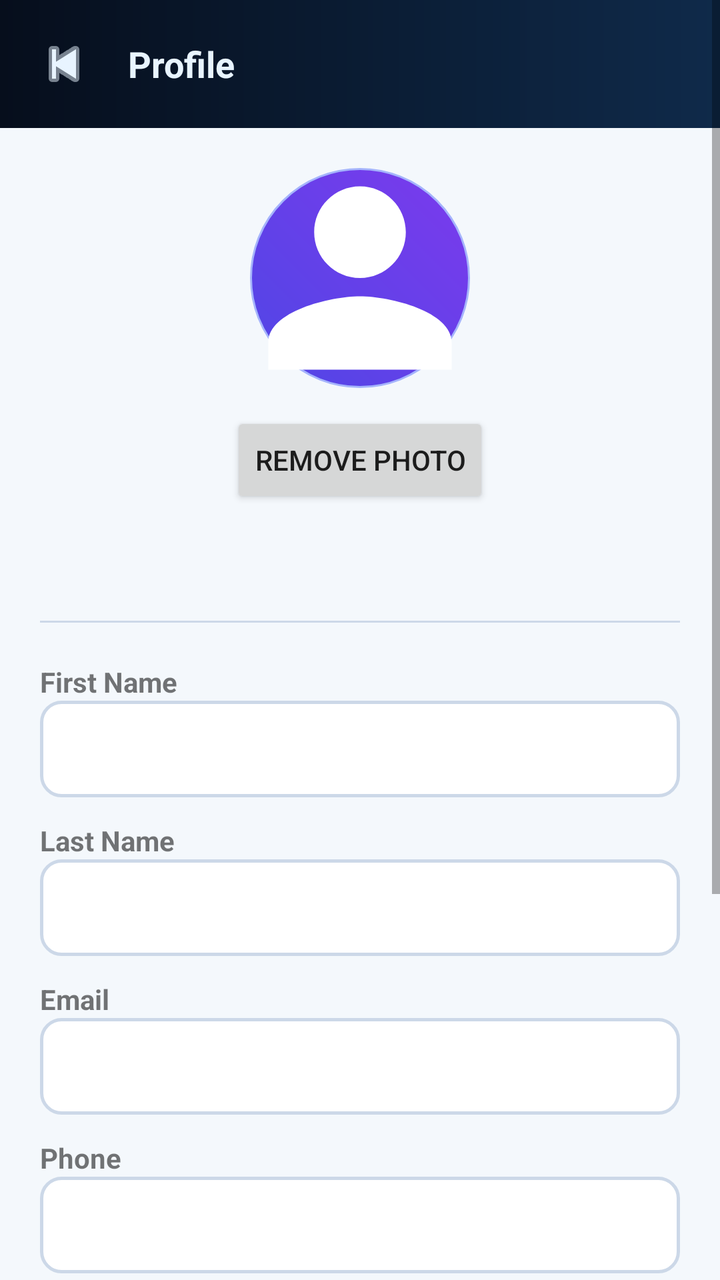
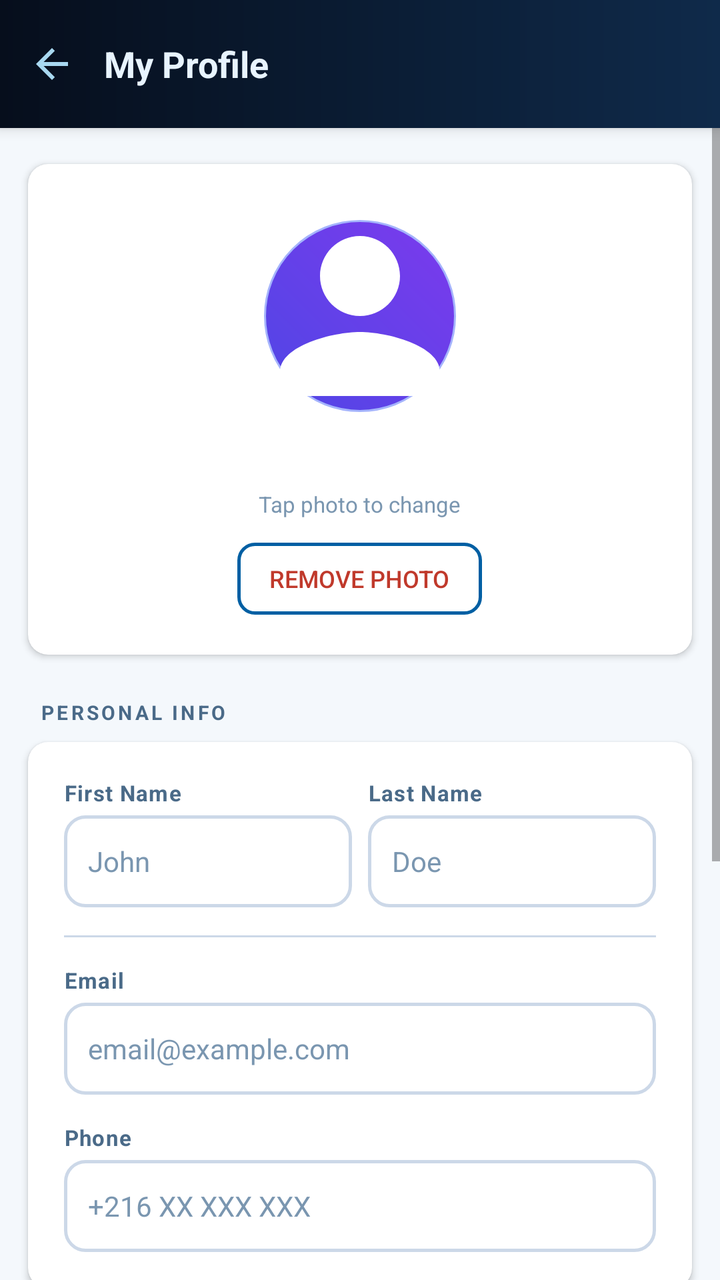

Two renders of the same Android screen: before a commit and after it. Below are the layout's source before the change and the commit's diff.
<!-- AndroidManifest.xml: application theme Theme.NetOps -->
<!-- res/layout/activity_profile.xml -->
<?xml version="1.0" encoding="utf-8"?>
<ScrollView xmlns:android="http://schemas.android.com/apk/res/android"
    android:layout_width="match_parent"
    android:layout_height="match_parent"
    android:background="@color/background">

    <LinearLayout
        android:layout_width="match_parent"
        android:layout_height="wrap_content"
        android:orientation="vertical">

        

        <LinearLayout
            android:layout_width="match_parent"
            android:layout_height="64dp"
            android:orientation="horizontal"
            android:gravity="center_vertical"
            android:background="@drawable/topbar_bg"
            android:paddingHorizontal="12dp">

            <ImageButton
                android:id="@+id/btnBack"
                android:layout_width="40dp"
                android:layout_height="40dp"
                android:background="?attr/selectableItemBackgroundBorderless"
                android:src="@android:drawable/ic_media_previous"
                android:tint="@color/text_on_dark"/>

            <TextView
                android:layout_width="wrap_content"
                android:layout_height="wrap_content"
                android:text="Profile"
                android:textColor="@color/text_on_dark"
                android:textSize="18sp"
                android:textStyle="bold"
                android:layout_marginStart="12dp"/>
        </LinearLayout>

        

        <LinearLayout
            android:layout_width="match_parent"
            android:layout_height="wrap_content"
            android:orientation="vertical"
            android:padding="20dp">

            <ImageView
                android:id="@+id/ivAvatar"
                android:layout_width="110dp"
                android:layout_height="110dp"
                android:layout_gravity="center"
                android:src="@drawable/ic_profile"
                android:scaleType="centerCrop"
                android:background="@drawable/avatar_bg"/>

            <Button
                android:id="@+id/btnDeleteAvatar"
                android:layout_width="wrap_content"
                android:layout_height="wrap_content"
                android:text="Remove Photo"
                android:layout_gravity="center"
                android:layout_marginTop="12dp"/>

            <TextView
                android:id="@+id/tvUsername"
                android:layout_width="wrap_content"
                android:layout_height="wrap_content"
                android:textStyle="bold"
                android:textSize="18sp"
                android:textColor="@color/text_primary"
                android:layout_gravity="center"
                android:layout_marginTop="12dp"/>

            <View
                android:layout_width="match_parent"
                android:layout_height="1dp"
                android:layout_marginVertical="20dp"
                android:background="@color/border"/>

            

            <TextView
                android:text="First Name"
                android:textStyle="bold"
                android:layout_width="wrap_content"
                android:layout_height="wrap_content"/>

            <EditText
                android:id="@+id/etFirstname"
                android:layout_width="match_parent"
                android:layout_height="wrap_content"
                android:background="@drawable/input_bg"
                android:padding="12dp"/>

            

            <TextView
                android:text="Last Name"
                android:textStyle="bold"
                android:layout_marginTop="12dp"
                android:layout_width="wrap_content"
                android:layout_height="wrap_content"/>

            <EditText
                android:id="@+id/etLastname"
                android:layout_width="match_parent"
                android:layout_height="wrap_content"
                android:background="@drawable/input_bg"
                android:padding="12dp"/>

            

            <TextView
                android:text="Email"
                android:textStyle="bold"
                android:layout_marginTop="12dp"
                android:layout_width="wrap_content"
                android:layout_height="wrap_content"/>

            <EditText
                android:id="@+id/etEmail"
                android:inputType="textEmailAddress"
                android:layout_width="match_parent"
                android:layout_height="wrap_content"
                android:background="@drawable/input_bg"
                android:padding="12dp"/>

            

            <TextView
                android:text="Phone"
                android:textStyle="bold"
                android:layout_marginTop="12dp"
                android:layout_width="wrap_content"
                android:layout_height="wrap_content"/>

            <EditText
                android:id="@+id/etPhone"
                android:inputType="phone"
                android:layout_width="match_parent"
                android:layout_height="wrap_content"
                android:background="@drawable/input_bg"
                android:padding="12dp"/>

            <View
                android:layout_width="match_parent"
                android:layout_height="1dp"
                android:layout_marginVertical="20dp"
                android:background="@color/border"/>

            

            <TextView
                android:text="Current Password"
                android:textStyle="bold"
                android:layout_width="wrap_content"
                android:layout_height="wrap_content"/>

            <EditText
                android:id="@+id/etCurrentPassword"
                android:inputType="textPassword"
                android:layout_width="match_parent"
                android:layout_height="wrap_content"
                android:background="@drawable/input_bg"
                android:padding="12dp"/>

            <TextView
                android:text="New Password"
                android:textStyle="bold"
                android:layout_marginTop="12dp"
                android:layout_width="wrap_content"
                android:layout_height="wrap_content"/>

            <EditText
                android:id="@+id/etNewPassword"
                android:inputType="textPassword"
                android:layout_width="match_parent"
                android:layout_height="wrap_content"
                android:background="@drawable/input_bg"
                android:padding="12dp"/>

            <Button
                android:id="@+id/btnSave"
                android:layout_width="match_parent"
                android:layout_height="48dp"
                android:layout_marginTop="24dp"
                android:text="Save Changes"
                android:textStyle="bold"
                android:textColor="#FFFFFF"
                android:background="@drawable/btn_primary"/>

            <ProgressBar
                android:id="@+id/progress"
                android:layout_width="wrap_content"
                android:layout_height="wrap_content"
                android:layout_gravity="center"
                android:visibility="gone"
                android:layout_marginTop="16dp"/>

        </LinearLayout>

    </LinearLayout>

</ScrollView>
<!-- resources referenced by this layout -->
<resources>
  <color name="background">#F4F8FC</color>
  <color name="border">#CCD8E8</color>
  <color name="text_on_dark">#E8F4FF</color>
  <color name="text_primary">#0B1A30</color>
  <!-- drawable avatar_bg (drawable) -->
  <?xml version="1.0" encoding="utf-8"?>
  <shape xmlns:android="http://schemas.android.com/apk/res/android"
      android:shape="oval">
  
      <gradient
          android:startColor="#4F46E5"
          android:endColor="#7C3AED"
          android:angle="45" />
  
      <stroke
          android:width="1dp"
          android:color="#A5B4FC" />
  
  </shape>
  <!-- drawable btn_primary (drawable) -->
  <?xml version="1.0" encoding="utf-8"?>
  <shape xmlns:android="http://schemas.android.com/apk/res/android"
      android:shape="oval">
      <solid android:color="#005FA3"/>
  </shape>
  <!-- drawable ic_profile (drawable) -->
  <vector xmlns:android="http://schemas.android.com/apk/res/android"
      android:width="24dp"
      android:height="24dp"
      android:viewportWidth="24"
      android:viewportHeight="24">
  
      <path
          android:fillColor="#FFFFFF"
          android:pathData="M12,12c2.76,0 5,-2.24 5,-5s-2.24,-5 -5,-5 -5,2.24 -5,5 2.24,5 5,5zm0,2c-3.33,0 -10,1.67 -10,5v3h20v-3c0,-3.33 -6.67,-5 -10,-5z"/>
  </vector>
  <!-- drawable input_bg (drawable) -->
  <?xml version="1.0" encoding="utf-8"?>
  <shape xmlns:android="http://schemas.android.com/apk/res/android">
      <solid android:color="#FFFFFF"/>
      <stroke android:width="1.5dp" android:color="#CCD8E8"/>
      <corners android:radius="10dp"/>
  </shape>
  <!-- drawable topbar_bg (drawable) -->
  <?xml version="1.0" encoding="utf-8"?>
  <shape xmlns:android="http://schemas.android.com/apk/res/android"
      android:shape="rectangle">
      <gradient
          android:startColor="#060E1C"
          android:endColor="#0F2A4A"
          android:angle="0"
          android:type="linear"/>
  </shape>
  <style name="Theme.NetOps" parent="Theme.MaterialComponents.Light.NoActionBar">
          <item name="colorPrimary">@color/primary</item>
          <item name="colorPrimaryDark">@color/navy_deep</item>
          <item name="colorAccent">@color/accent</item>
          <item name="android:windowBackground">@color/background</item>
          <item name="android:statusBarColor">@color/navy_deep</item>
          <item name="android:navigationBarColor">@color/navy_deep</item>
      </style>
  <color name="primary">#005FA3</color>
  <color name="navy_deep">#060E1C</color>
  <color name="accent">#00AED4</color>
</resources>

<!-- the commit's change to res/layout/activity_profile.xml (unified diff, before → after) -->
@@ -1,205 +1,364 @@
 <?xml version="1.0" encoding="utf-8"?>
-<ScrollView xmlns:android="http://schemas.android.com/apk/res/android"
+<LinearLayout xmlns:android="http://schemas.android.com/apk/res/android"
     android:layout_width="match_parent"
     android:layout_height="match_parent"
+    android:orientation="vertical"
+    android:fitsSystemWindows="true"
     android:background="@color/background">
 
+    
     <LinearLayout
         android:layout_width="match_parent"
-        android:layout_height="wrap_content"
-        android:orientation="vertical">
-
-        
-
-        <LinearLayout
-            android:layout_width="match_parent"
-            android:layout_height="64dp"
-            android:orientation="horizontal"
-            android:gravity="center_vertical"
-            android:background="@drawable/topbar_bg"
-            android:paddingHorizontal="12dp">
-
-            <ImageButton
-                android:id="@+id/btnBack"
-                android:layout_width="40dp"
-                android:layout_height="40dp"
-                android:background="?attr/selectableItemBackgroundBorderless"
-                android:src="@android:drawable/ic_media_previous"
-                android:tint="@color/text_on_dark"/>
-
-            <TextView
-                android:layout_width="wrap_content"
-                android:layout_height="wrap_content"
-                android:text="Profile"
-                android:textColor="@color/text_on_dark"
-                android:textSize="18sp"
-                android:textStyle="bold"
-                android:layout_marginStart="12dp"/>
-        </LinearLayout>
-
-        
+        android:layout_height="64dp"
+        android:orientation="horizontal"
+        android:gravity="center_vertical"
+        android:paddingStart="4dp"
+        android:paddingEnd="12dp"
+        android:background="@drawable/topbar_bg"
+        android:elevation="4dp">
+
+        <ImageButton
+            android:id="@+id/btnBack"
+            android:layout_width="44dp"
+            android:layout_height="44dp"
+            android:background="?attr/selectableItemBackgroundBorderless"
+            android:src="@drawable/ic_back"
+            android:tint="@color/icon_on_dark"
+            android:contentDescription="Back" />
+
+        <TextView
+            android:layout_width="0dp"
+            android:layout_height="wrap_content"
+            android:layout_weight="1"
+            android:layout_marginStart="4dp"
+            android:text="My Profile"
+            android:textColor="@color/text_on_dark"
+            android:textSize="18sp"
+            android:textStyle="bold" />
+
+        <ProgressBar
+            android:id="@+id/progress"
+            android:layout_width="28dp"
+            android:layout_height="28dp"
+            android:visibility="gone" />
+    </LinearLayout>
+
+    <ScrollView
+        android:layout_width="match_parent"
+        android:layout_height="match_parent">
 
         <LinearLayout
             android:layout_width="match_parent"
             android:layout_height="wrap_content"
             android:orientation="vertical"
-            android:padding="20dp">
-
-            <ImageView
-                android:id="@+id/ivAvatar"
-                android:layout_width="110dp"
-                android:layout_height="110dp"
-                android:layout_gravity="center"
-                android:src="@drawable/ic_profile"
-                android:scaleType="centerCrop"
-                android:background="@drawable/avatar_bg"/>
-
-            <Button
-                android:id="@+id/btnDeleteAvatar"
-                android:layout_width="wrap_content"
+            android:paddingBottom="32dp">
+
+            
+            <androidx.cardview.widget.CardView
+                xmlns:app="http://schemas.android.com/apk/res-auto"
+                android:layout_width="match_parent"
                 android:layout_height="wrap_content"
-                android:text="Remove Photo"
-                android:layout_gravity="center"
-                android:layout_marginTop="12dp"/>
-
+                android:layout_marginStart="14dp"
+                android:layout_marginEnd="14dp"
+                android:layout_marginTop="18dp"
+                app:cardCornerRadius="10dp"
+                app:cardElevation="2dp"
+                app:cardBackgroundColor="@color/surface">
+
+                <LinearLayout
+                    android:layout_width="match_parent"
+                    android:layout_height="wrap_content"
+                    android:orientation="vertical"
+                    android:gravity="center"
+                    android:paddingTop="28dp"
+                    android:paddingBottom="20dp">
+
+                    
+                    <ImageView
+                        android:id="@+id/ivAvatar"
+                        android:layout_width="96dp"
+                        android:layout_height="96dp"
+                        android:src="@drawable/ic_profile"
+                        android:scaleType="centerCrop"
+                        android:background="@drawable/avatar_bg"
+                        android:contentDescription="Profile photo" />
+
+                    
+                    <TextView
+                        android:id="@+id/tvUsername"
+                        android:layout_width="wrap_content"
+                        android:layout_height="wrap_content"
+                        android:layout_marginTop="14dp"
+                        android:textSize="17sp"
+                        android:textStyle="bold"
+                        android:textColor="@color/text_primary" />
+
+                    <TextView
+                        android:text="Tap photo to change"
+                        android:layout_width="wrap_content"
+                        android:layout_height="wrap_content"
+                        android:layout_marginTop="2dp"
+                        android:textSize="11sp"
+                        android:textColor="@color/text_hint" />
+
+                    <Button
+                        android:id="@+id/btnDeleteAvatar"
+                        android:layout_width="wrap_content"
+                        android:layout_height="36dp"
+                        android:layout_marginTop="12dp"
+                        android:text="Remove Photo"
+                        android:textSize="12sp"
+                        android:textColor="@color/danger"
+                        android:background="@drawable/btn_secondary"
+                        android:paddingStart="16dp"
+                        android:paddingEnd="16dp" />
+                </LinearLayout>
+            </androidx.cardview.widget.CardView>
+
+            
             <TextView
-                android:id="@+id/tvUsername"
-                android:layout_width="wrap_content"
+                android:text="PERSONAL INFO"
+                android:textSize="10sp"
+                android:textStyle="bold"
+                android:textColor="@color/text_secondary"
+                android:letterSpacing="0.14"
+                android:paddingStart="20dp"
+                android:paddingTop="22dp"
+                android:paddingBottom="8dp"
+                android:layout_width="match_parent"
+                android:layout_height="wrap_content" />
+
+            <androidx.cardview.widget.CardView
+                xmlns:app="http://schemas.android.com/apk/res-auto"
+                android:layout_width="match_parent"
                 android:layout_height="wrap_content"
+                android:layout_marginStart="14dp"
+                android:layout_marginEnd="14dp"
+                app:cardCornerRadius="10dp"
+                app:cardElevation="2dp"
+                app:cardBackgroundColor="@color/surface">
+
+                <LinearLayout
+                    android:layout_width="match_parent"
+                    android:layout_height="wrap_content"
+                    android:orientation="vertical"
+                    android:padding="18dp">
+
+                    <LinearLayout
+                        android:layout_width="match_parent"
+                        android:layout_height="wrap_content"
+                        android:orientation="horizontal">
+
+                        <LinearLayout
+                            android:layout_width="0dp"
+                            android:layout_height="wrap_content"
+                            android:layout_weight="1"
+                            android:orientation="vertical"
+                            android:layout_marginEnd="8dp">
+
+                            <TextView
+                                android:text="First Name"
+                                android:textSize="11sp"
+                                android:textStyle="bold"
+                                android:textColor="@color/text_secondary"
+                                android:letterSpacing="0.04"
+                                android:layout_marginBottom="4dp"
+                                android:layout_width="wrap_content"
+                                android:layout_height="wrap_content" />
+
+                            <EditText
+                                android:id="@+id/etFirstname"
+                                android:layout_width="match_parent"
+                                android:layout_height="46dp"
+                                android:background="@drawable/input_bg"
+                                android:padding="12dp"
+                                android:textSize="14sp"
+                                android:textColor="@color/text_primary"
+                                android:hint="John"
+                                android:textColorHint="@color/text_hint"
+                                android:inputType="textPersonName"
+                                android:singleLine="true" />
+                        </LinearLayout>
+
+                        <LinearLayout
+                            android:layout_width="0dp"
+                            android:layout_height="wrap_content"
+                            android:layout_weight="1"
+                            android:orientation="vertical">
+
+                            <TextView
+                                android:text="Last Name"
+                                android:textSize="11sp"
+                                android:textStyle="bold"
+                                android:textColor="@color/text_secondary"
+                                android:letterSpacing="0.04"
+                                android:layout_marginBottom="4dp"
+                                android:layout_width="wrap_content"
+                                android:layout_height="wrap_content" />
+
+                            <EditText
+                                android:id="@+id/etLastname"
+                                android:layout_width="match_parent"
+                                android:layout_height="46dp"
+                                android:background="@drawable/input_bg"
+                                android:padding="12dp"
+                                android:textSize="14sp"
+                                android:textColor="@color/text_primary"
+                                android:hint="Doe"
+                                android:textColorHint="@color/text_hint"
+                                android:inputType="textPersonName"
+                                android:singleLine="true" />
+                        </LinearLayout>
+                    </LinearLayout>
+
+                    <View
+                        android:layout_width="match_parent"
+                        android:layout_height="1dp"
+                        android:background="@color/border"
+                        android:layout_marginTop="14dp"
+                        android:layout_marginBottom="14dp" />
+
+                    <TextView
+                        android:text="Email"
+                        android:textSize="11sp"
+                        android:textStyle="bold"
+                        android:textColor="@color/text_secondary"
+                        android:letterSpacing="0.04"
+                        android:layout_marginBottom="4dp"
+                        android:layout_width="wrap_content"
+                        android:layout_height="wrap_content" />
+
+                    <EditText
+                        android:id="@+id/etEmail"
+                        android:layout_width="match_parent"
+                        android:layout_height="46dp"
+                        android:background="@drawable/input_bg"
+                        android:padding="12dp"
+                        android:textSize="14sp"
+                        android:textColor="@color/text_primary"
+                        android:hint="email@example.com"
+                        android:textColorHint="@color/text_hint"
+                        android:inputType="textEmailAddress"
+                        android:singleLine="true" />
+
+                    <TextView
+                        android:text="Phone"
+                        android:textSize="11sp"
+                        android:textStyle="bold"
+                        android:textColor="@color/text_secondary"
+                        android:letterSpacing="0.04"
+                        android:layout_marginTop="14dp"
+                        android:layout_marginBottom="4dp"
+                        android:layout_width="wrap_content"
+                        android:layout_height="wrap_content" />
+
+                    <EditText
+                        android:id="@+id/etPhone"
+                        android:layout_width="match_parent"
+                        android:layout_height="46dp"
+                        android:background="@drawable/input_bg"
+                        android:padding="12dp"
+                        android:textSize="14sp"
+                        android:textColor="@color/text_primary"
+                        android:hint="+216 XX XXX XXX"
+                        android:textColorHint="@color/text_hint"
+                        android:inputType="phone"
+                        android:singleLine="true" />
+                </LinearLayout>
+            </androidx.cardview.widget.CardView>
+
+            
+            <TextView
+                android:text="CHANGE PASSWORD"
+                android:textSize="10sp"
                 android:textStyle="bold"
-                android:textSize="18sp"
-                android:textColor="@color/text_primary"
-                android:layout_gravity="center"
-                android:layout_marginTop="12dp"/>
-
-            <View
-                android:layout_width="match_parent"
-                android:layout_height="1dp"
-                android:layout_marginVertical="20dp"
-                android:background="@color/border"/>
+                android:textColor="@color/text_secondary"
+                android:letterSpacing="0.14"
+                android:paddingStart="20dp"
+                android:paddingTop="22dp"
+                android:paddingBottom="8dp"
+                android:layout_width="match_parent"
+                android:layout_height="wrap_content" />
+
+            <androidx.cardview.widget.CardView
+                xmlns:app="http://schemas.android.com/apk/res-auto"
+                android:layout_width="match_parent"
+                android:layout_height="wrap_content"
+                android:layout_marginStart="14dp"
+                android:layout_marginEnd="14dp"
+                app:cardCornerRadius="10dp"
+                app:cardElevation="2dp"
+                app:cardBackgroundColor="@color/surface">
+
+                <LinearLayout
+                    android:layout_width="match_parent"
+                    android:layout_height="wrap_content"
+                    android:orientation="vertical"
+                    android:padding="18dp">
+
+                    <TextView
+                        android:text="Current Password"
+                        android:textSize="11sp"
+                        android:textStyle="bold"
+                        android:textColor="@color/text_secondary"
+                        android:letterSpacing="0.04"
+                        android:layout_marginBottom="4dp"
+                        android:layout_width="wrap_content"
+                        android:layout_height="wrap_content" />
+
+                    <EditText
+                        android:id="@+id/etCurrentPassword"
+                        android:layout_width="match_parent"
+                        android:layout_height="46dp"
+                        android:background="@drawable/input_bg"
+                        android:padding="12dp"
+                        android:textSize="14sp"
+                        android:textColor="@color/text_primary"
+                        android:hint="Required to change password"
+                        android:textColorHint="@color/text_hint"
+                        android:inputType="textPassword"
+                        android:singleLine="true" />
+
+                    <TextView
+                        android:text="New Password"
+                        android:textSize="11sp"
+                        android:textStyle="bold"
+                        android:textColor="@color/text_secondary"
+                        android:letterSpacing="0.04"
+                        android:layout_marginTop="14dp"
+                        android:layout_marginBottom="4dp"
+                        android:layout_width="wrap_content"
+                        android:layout_height="wrap_content" />
+
+                    <EditText
+                        android:id="@+id/etNewPassword"
+                        android:layout_width="match_parent"
+                        android:layout_height="46dp"
+                        android:background="@drawable/input_bg"
+                        android:padding="12dp"
+                        android:textSize="14sp"
+                        android:textColor="@color/text_primary"
+                        android:hint="Min. 8 characters"
+                        android:textColorHint="@color/text_hint"
+                        android:inputType="textPassword"
+                        android:singleLine="true" />
+                </LinearLayout>
+            </androidx.cardview.widget.CardView>
 
             
-
-            <TextView
-                android:text="First Name"
-                android:textStyle="bold"
-                android:layout_width="wrap_content"
-                android:layout_height="wrap_content"/>
-
-            <EditText
-                android:id="@+id/etFirstname"
-                android:layout_width="match_parent"
-                android:layout_height="wrap_content"
-                android:background="@drawable/input_bg"
-                android:padding="12dp"/>
-
-            
-
-            <TextView
-                android:text="Last Name"
-                android:textStyle="bold"
-                android:layout_marginTop="12dp"
-                android:layout_width="wrap_content"
-                android:layout_height="wrap_content"/>
-
-            <EditText
-                android:id="@+id/etLastname"
-                android:layout_width="match_parent"
-                android:layout_height="wrap_content"
-                android:background="@drawable/input_bg"
-                android:padding="12dp"/>
-
-            
-
-            <TextView
-                android:text="Email"
-                android:textStyle="bold"
-                android:layout_marginTop="12dp"
-                android:layout_width="wrap_content"
-                android:layout_height="wrap_content"/>
-
-            <EditText
-                android:id="@+id/etEmail"
-                android:inputType="textEmailAddress"
-                android:layout_width="match_parent"
-                android:layout_height="wrap_content"
-                android:background="@drawable/input_bg"
-                android:padding="12dp"/>
-
-            
-
-            <TextView
-                android:text="Phone"
-                android:textStyle="bold"
-                android:layout_marginTop="12dp"
-                android:layout_width="wrap_content"
-                android:layout_height="wrap_content"/>
-
-            <EditText
-                android:id="@+id/etPhone"
-                android:inputType="phone"
-                android:layout_width="match_parent"
-                android:layout_height="wrap_content"
-                android:background="@drawable/input_bg"
-                android:padding="12dp"/>
-
-            <View
-                android:layout_width="match_parent"
-                android:layout_height="1dp"
-                android:layout_marginVertical="20dp"
-                android:background="@color/border"/>
-
-            
-
-            <TextView
-                android:text="Current Password"
-                android:textStyle="bold"
-                android:layout_width="wrap_content"
-                android:layout_height="wrap_content"/>
-
-            <EditText
-                android:id="@+id/etCurrentPassword"
-                android:inputType="textPassword"
-                android:layout_width="match_parent"
-                android:layout_height="wrap_content"
-                android:background="@drawable/input_bg"
-                android:padding="12dp"/>
-
-            <TextView
-                android:text="New Password"
-                android:textStyle="bold"
-                android:layout_marginTop="12dp"
-                android:layout_width="wrap_content"
-                android:layout_height="wrap_content"/>
-
-            <EditText
-                android:id="@+id/etNewPassword"
-                android:inputType="textPassword"
-                android:layout_width="match_parent"
-                android:layout_height="wrap_content"
-                android:background="@drawable/input_bg"
-                android:padding="12dp"/>
-
             <Button
                 android:id="@+id/btnSave"
                 android:layout_width="match_parent"
-                android:layout_height="48dp"
-                android:layout_marginTop="24dp"
+                android:layout_height="50dp"
+                android:layout_marginStart="14dp"
+                android:layout_marginEnd="14dp"
+                android:layout_marginTop="20dp"
                 android:text="Save Changes"
+                android:textSize="15sp"
                 android:textStyle="bold"
                 android:textColor="#FFFFFF"
-                android:background="@drawable/btn_primary"/>
-
-            <ProgressBar
-                android:id="@+id/progress"
-                android:layout_width="wrap_content"
-                android:layout_height="wrap_content"
-                android:layout_gravity="center"
-                android:visibility="gone"
-                android:layout_marginTop="16dp"/>
+                android:background="@drawable/btn_primary" />
 
         </LinearLayout>
-
-    </LinearLayout>
-
-</ScrollView>
+    </ScrollView>
+</LinearLayout>
<!-- resource entries referenced after the edit -->
@@ -2,8 +2,13 @@
 <resources>
   <color name="background">#F4F8FC</color>
   <color name="border">#CCD8E8</color>
+  <color name="danger">#C0392B</color>
+  <color name="icon_on_dark">#A8D8F0</color>
+  <color name="surface">#FFFFFF</color>
+  <color name="text_hint">#7A96B0</color>
   <color name="text_on_dark">#E8F4FF</color>
   <color name="text_primary">#0B1A30</color>
+  <color name="text_secondary">#4A6A88</color>
   <!-- drawable avatar_bg (drawable) -->
   <?xml version="1.0" encoding="utf-8"?>
   <shape xmlns:android="http://schemas.android.com/apk/res/android"
@@ -25,6 +30,25 @@
       android:shape="oval">
       <solid android:color="#005FA3"/>
   </shape>
+  <!-- drawable btn_secondary (drawable) -->
+  <?xml version="1.0" encoding="utf-8"?>
+  <shape xmlns:android="http://schemas.android.com/apk/res/android"
+      android:shape="rectangle">
+      <solid android:color="#00000000"/>
+      <stroke android:width="1.5dp" android:color="#005FA3"/>
+      <corners android:radius="8dp"/>
+  </shape>
+  <!-- drawable ic_back (drawable) -->
+  <?xml version="1.0" encoding="utf-8"?>
+  <vector xmlns:android="http://schemas.android.com/apk/res/android"
+      android:width="24dp"
+      android:height="24dp"
+      android:viewportWidth="24"
+      android:viewportHeight="24">
+      <path
+          android:fillColor="#0B1A30"
+          android:pathData="M20,11H7.83l5.59,-5.59L12,4l-8,8 8,8 1.41,-1.41L7.83,13H20v-2z"/>
+  </vector>
   <!-- drawable ic_profile (drawable) -->
   <vector xmlns:android="http://schemas.android.com/apk/res/android"
       android:width="24dp"
